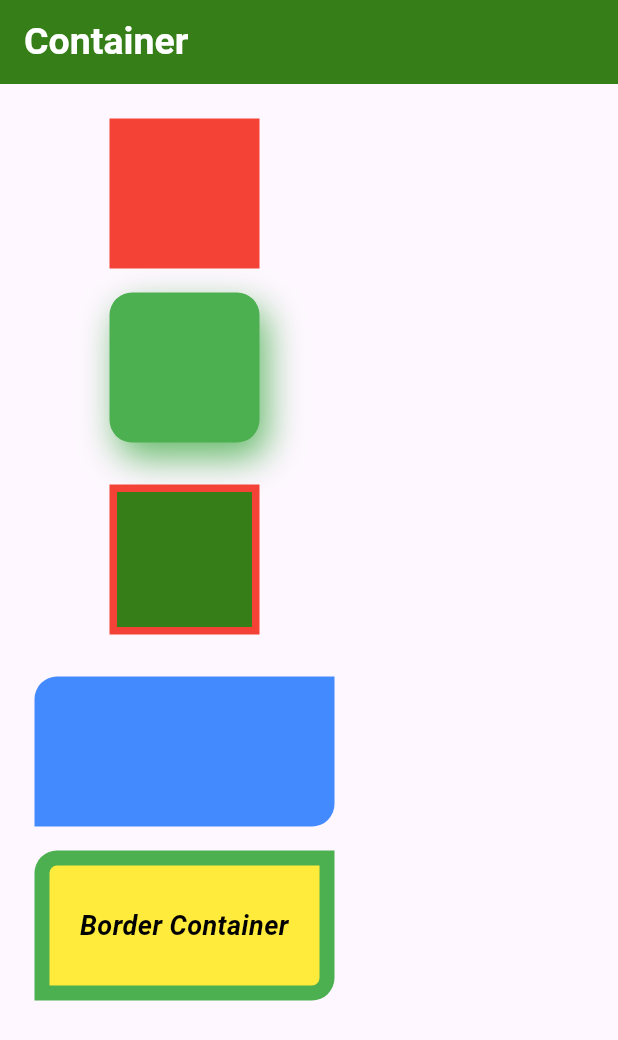
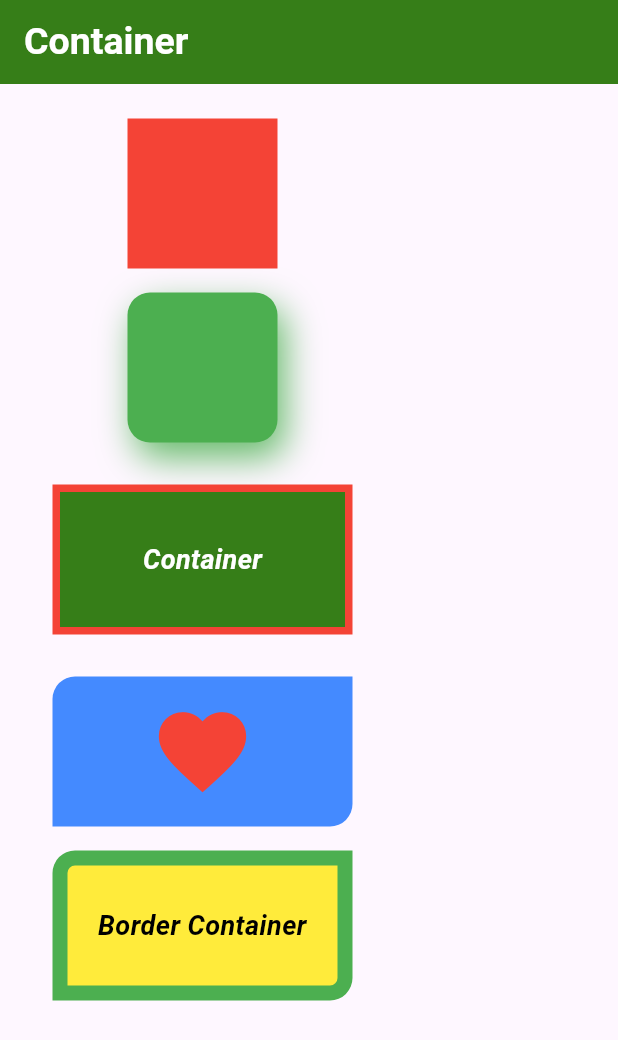
Before and after one commit to alhasann351/container, a Flutter app: the screen it shows after launch, on a phone screen of 412 x 824 dp. Shown: the top 1040 px of the screen. Run offline on Flutter 3.47's test engine with Material 3 defaults, Android fonts, the phone set to English and light mode, and no system bars.

Commit message:
customize container

```diff
--- a/lib/main.dart
+++ b/lib/main.dart
@@ -76,8 +76,9 @@ class _MyHomePageState extends State<MyHomePage> {
             Padding(
               padding: const EdgeInsets.all(20),
               child: Container(
+                alignment: Alignment.center,
                 height: 100,
-                width: 100,
+                width: 200,
                 decoration: BoxDecoration(
                   color: Theme.of(context).primaryColor,
                   border: const Border(
@@ -85,7 +86,17 @@ class _MyHomePageState extends State<MyHomePage> {
                     top: BorderSide(width: 5, color: Colors.red),
                     left: BorderSide(width: 5, color: Colors.red),
                     right: BorderSide(width: 5, color: Colors.red),
-                    )),
+                  ),
+                ),
+                child: const Text(
+                  'Container',
+                  style: TextStyle(
+                    fontStyle: FontStyle.italic,
+                    fontWeight: FontWeight.bold,
+                    fontSize: 18,
+                    color: Colors.white,
+                  ),
+                ),
               ),
             ),
             Padding(
@@ -99,6 +110,11 @@ class _MyHomePageState extends State<MyHomePage> {
                     topLeft: Radius.circular(15),
                     bottomRight: Radius.circular(15),
                   ),
+                ),
+                child: const Icon(
+                  Icons.favorite,
+                  color: Colors.red,
+                  size: 70,
                 ),
               ),
             ),
```
Lines whose indentation alone changed are shown as unchanged.
